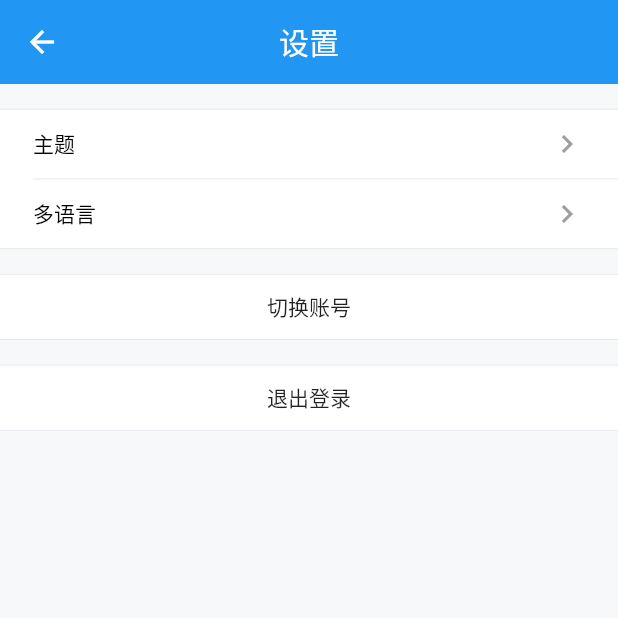
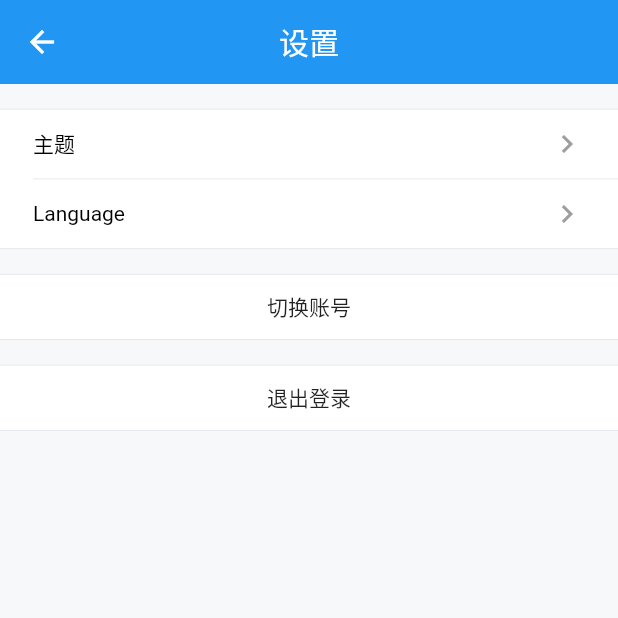
Before and after one commit to ga1gi7nang5/flutter_-github, a Flutter app: the SettingPage screen opened by its route, on a phone screen of 412 x 824 dp, the top half of it. Run offline on Flutter 3.47's test engine with Material 2 defaults, Android fonts, the phone set to English and light mode, and no system bars; our stand-ins replace dio, flutter_screenutil, fluttertoast, shared_preferences; accounts and stored records are empty; generated files the repository leaves out were written again.

Commit message:
feat: 完成主题和多语言设置功能

```diff
--- a/lib/common/global.dart
+++ b/lib/common/global.dart
@@ -33,7 +33,6 @@ class Global {
     var _profile = _prefs.getString('profile');
     if (_profile != null) {
       try {
-        print('获取数据');
         profile = Profile.fromJson(jsonDecode(_profile));
       } catch(e) {
         print(e);
--- a/lib/export.dart
+++ b/lib/export.dart
@@ -2,6 +2,7 @@ export 'package:flutter/material.dart';
 export 'package:flutter_screenutil/flutter_screenutil.dart';
 export 'package:provider/provider.dart';
 export 'common/index.dart';
+export 'i18n/localization_intl.dart';
 export 'models/index.dart';
 export 'routes/index.dart';
 export 'states/index.dart';
--- /dev/null
+++ b/lib/i18n/localization_intl.dart
@@ -0,0 +1,51 @@
+import 'package:flutter/material.dart';
+import 'package:intl/intl.dart';
+import 'messages_all.dart';
+
+class GmLocalizations {
+
+  static Future<GmLocalizations> load(Locale locale) {
+    final String name = locale.countryCode.isEmpty ? locale.languageCode : locale.toString();
+    final String localeName = Intl.canonicalizedLocale(name);
+    return initializeMessages(localeName).then((b) {
+      print('dd:$localeName');
+      Intl.defaultLocale = localeName;
+      return new GmLocalizations();
+    });
+  }
+
+  static GmLocalizations of(BuildContext context) {
+    return Localizations.of<GmLocalizations>(context, GmLocalizations);
+  }
+
+  String get title {
+    return Intl.message(
+      'Flutter APP',
+      name: 'title',
+      desc: 'Title for the Demo application',
+    );
+  }
+
+  String get login => Intl.message('Login', name: 'login');
+  String get language => Intl.message('Language', name: 'language');
+}
+
+//Locale代理类
+class GmLocalizationsDelegate extends LocalizationsDelegate<GmLocalizations> {
+  const GmLocalizationsDelegate();
+
+  //是否支持某个Local
+  @override
+  bool isSupported(Locale locale) => ['en', 'zh'].contains(locale.languageCode);
+
+  // Flutter会调用此类加载相应的Locale资源类
+  @override
+  Future<GmLocalizations> load(Locale locale) {
+    //3
+    return GmLocalizations.load(locale);
+  }
+
+  // 当Localizations Widget重新build时，是否调用load重新加载Locale资源.
+  @override
+  bool shouldReload(GmLocalizationsDelegate old) => false;
+}
--- a/lib/routes/home_page.dart
+++ b/lib/routes/home_page.dart
@@ -26,7 +26,7 @@ class _HomePageState extends State<HomePage> {
     Color selectionColor = _colorTabMatching(layoutSelection: layoutSelection);
     return BottomNavigationBarItem(
         icon: Icon(icon, color: selectionColor,),
-        title: Text(text, style: TextStyle(color: selectionColor, fontSize: 12.0),)
+        title: Text(text, style: TextStyle(color: selectionColor),)
     );
   }
 
--- a/lib/routes/index.dart
+++ b/lib/routes/index.dart
@@ -1,3 +1,5 @@
+export 'setting/language_page.dart';
+export 'setting/theme_page.dart';
 export 'home_page.dart';
 export 'login_page.dart';
 export 'notification_page.dart';
--- a/lib/routes/setting_page.dart
+++ b/lib/routes/setting_page.dart
@@ -6,7 +6,8 @@ class SettingPage extends StatelessWidget {
 
   @override
   Widget build(BuildContext context) {
-    // TODO: implement build
+    var gm = GmLocalizations.of(context);
+    print('构建SettingPage:'+ gm.title);
     return Scaffold(
       appBar: new AppBar(
         elevation: 0.0,
@@ -19,14 +20,19 @@ class SettingPage extends StatelessWidget {
           children: <Widget>[
             Menus(
               children: [
-                MenuItem(title: '主题'),
-                MenuItem(title: '多语言', hasBorder: false,),
+                MenuItem(title: '主题', onPressed: () {
+                  Navigator.pushNamed(context, 'themes');
+                }),
+                MenuItem(title: gm.language, hasBorder: false, onPressed: () {
+                  Navigator.pushNamed(context, 'language');
+                }),
               ]
             ),
             GestureDetector(
               onTap: () {
                 Navigator.pushNamed(context, "login");
               },
+              behavior: HitTestBehavior.opaque,
               child: Container(
                 margin: EdgeInsets.only(top: ScreenUtil().setWidth(30)),
                 padding: EdgeInsets.only(top: ScreenUtil().setWidth(20), bottom: ScreenUtil().setWidth(20)),
@@ -43,6 +49,7 @@ class SettingPage extends StatelessWidget {
                 Provider.of<UserState>(context, listen: false).user = null;
                 Navigator.pushNamedAndRemoveUntil(context, "login", (Route route) => route == null);
               },
+              behavior: HitTestBehavior.opaque,
               child: Container(
                 margin: EdgeInsets.only(top: ScreenUtil().setWidth(30)),
                 padding: EdgeInsets.only(top: ScreenUtil().setWidth(20), bottom: ScreenUtil().setWidth(20)),
--- /dev/null
+++ b/lib/states/local.dart
@@ -0,0 +1,22 @@
+import '../export.dart';
+
+class LocaleState extends ProfileChangeNotifier {
+  Profile get _profile => Global.profile;
+  // 获取当前用户的APP语言配置Locale类，如果为null，则语言跟随系统语言
+  Locale getLocale() {
+    if (_profile.locale == null) return null;
+    var t = _profile.locale.split("_");
+    return Locale(t[0], t[1]);
+  }
+
+  // 获取当前Locale的字符串表示
+  String get locale => _profile.locale;
+
+  // 用户改变APP语言后，通知依赖项更新，新语言会立即生效
+  set locale(String locale) {
+    if (locale != _profile.locale) {
+      _profile.locale = locale;
+      notifyListeners();
+    }
+  }
+}
--- a/lib/states/profile_change_notifier.dart
+++ b/lib/states/profile_change_notifier.dart
@@ -4,7 +4,6 @@ import 'package:flutter_github/export.dart';
 class ProfileChangeNotifier extends ChangeNotifier {
   @override
   void notifyListeners() {
-    print('更新持久化');
     Global.saveProfile(); //保存Profile变更
     super.notifyListeners(); //通知依赖的Widget更新
   }
--- a/lib/widgets/menus.dart
+++ b/lib/widgets/menus.dart
@@ -38,6 +38,7 @@ class MenuItem extends StatelessWidget {
   Widget build(BuildContext context) {
     return GestureDetector(
       onTap: onPressed,
+      behavior: HitTestBehavior.opaque,
       child: Row(
         children: <Widget>[
           icon !=null ? Container(
--- a/pubspec.yaml
+++ b/pubspec.yaml
@@ -19,7 +19,8 @@ environment:
 dependencies:
   flutter:
     sdk: flutter
-
+  flutter_localizations:
+    sdk: flutter
   # The following adds the Cupertino Icons font to your application.
   # Use with the CupertinoIcons class for iOS style icons.
   cupertino_icons: ^0.1.2
@@ -27,6 +28,7 @@ dependencies:
   provider: ^3.0.0+1
   dio: ^3.0.3
   flutter_screenutil: ^0.6.0
+  intl: ^0.16.0
   fluttertoast: ^3.0.3
 
 dev_dependencies:
@@ -35,6 +37,7 @@ dev_dependencies:
   build_runner: ^1.0.0
   json_model: ^0.0.2
   json_serializable: ^2.0.0
+  intl_translation: ^0.17.4
 
 # For information on the generic Dart part of this file, see the
 # following page: https://dart.dev/tools/pub/pubspec
```
Also changed, not shown: i18n-arb/intl_messages.arb (added, +19 -0 lines), i18n-arb/intl_zh_CN.arb (added, +20 -0 lines), lib/i18n/messages_all.dart (added, +67 -0 lines), lib/i18n/messages_messages.dart (added, +28 -0 lines), lib/i18n/messages_zh_CN.dart (added, +28 -0 lines), lib/main.dart (+39 -3 lines), lib/routes/login_page.dart (+4 -3 lines), lib/routes/setting/language_page.dart (added, +38 -0 lines), lib/routes/setting/theme_page.dart (added, +29 -0 lines), 1 other file.
